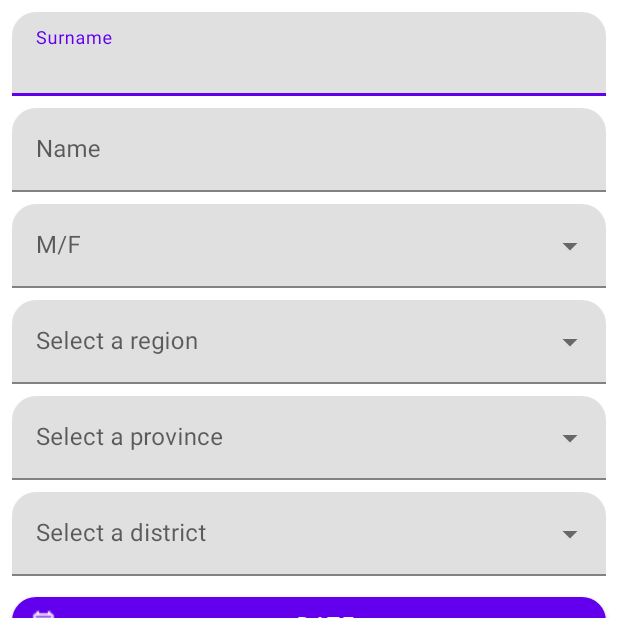
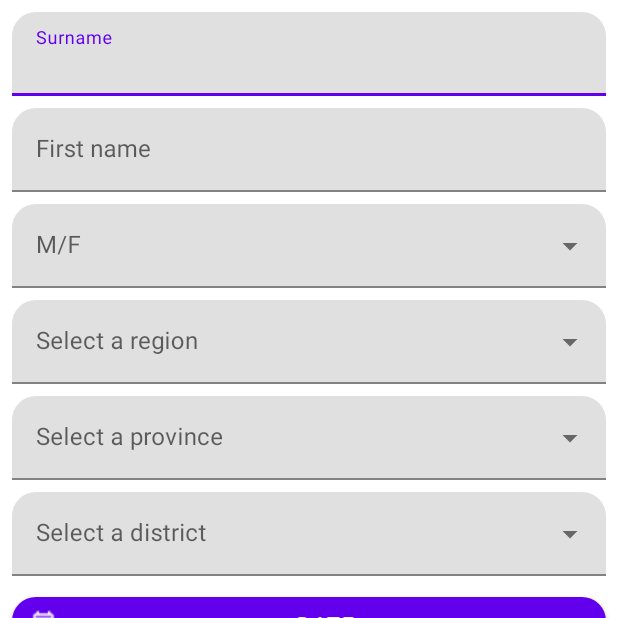
Before and after one commit to anCx04/CodiceFiscale, an Android app: the ManualGeneration screen opened directly, with no data from a screen before it, on a phone screen of 412 x 824 dp, the top half of it. Run offline under Robolectric (Android 15) with nearby library versions, the phone set to English and light mode, and no system bars; our stand-ins replace Volley; libraries missing offline, so code that uses them is left out: com.wdullaer.materialdatetimepicker.

Commit message:
first name

```diff
--- a/app/src/main/res/values/strings.xml
+++ b/app/src/main/res/values/strings.xml
@@ -4,7 +4,7 @@
     <string name="district">Select a district</string>
     <string name="region">Select a region</string>
     <string name="surname">Surname</string>
-    <string name="name">Name</string>
+    <string name="name">First name</string>
     <string name="date">Date</string>
     <string name="gender" translatable="false">M/F</string>
     <string name="alias">Alias</string>
```
